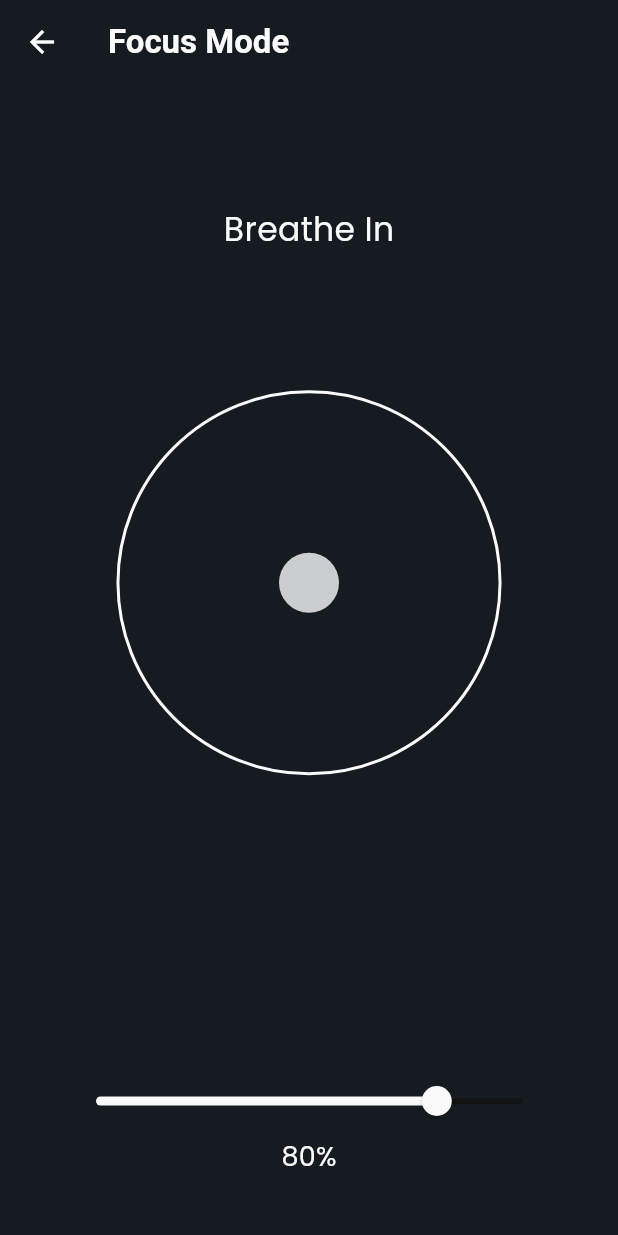
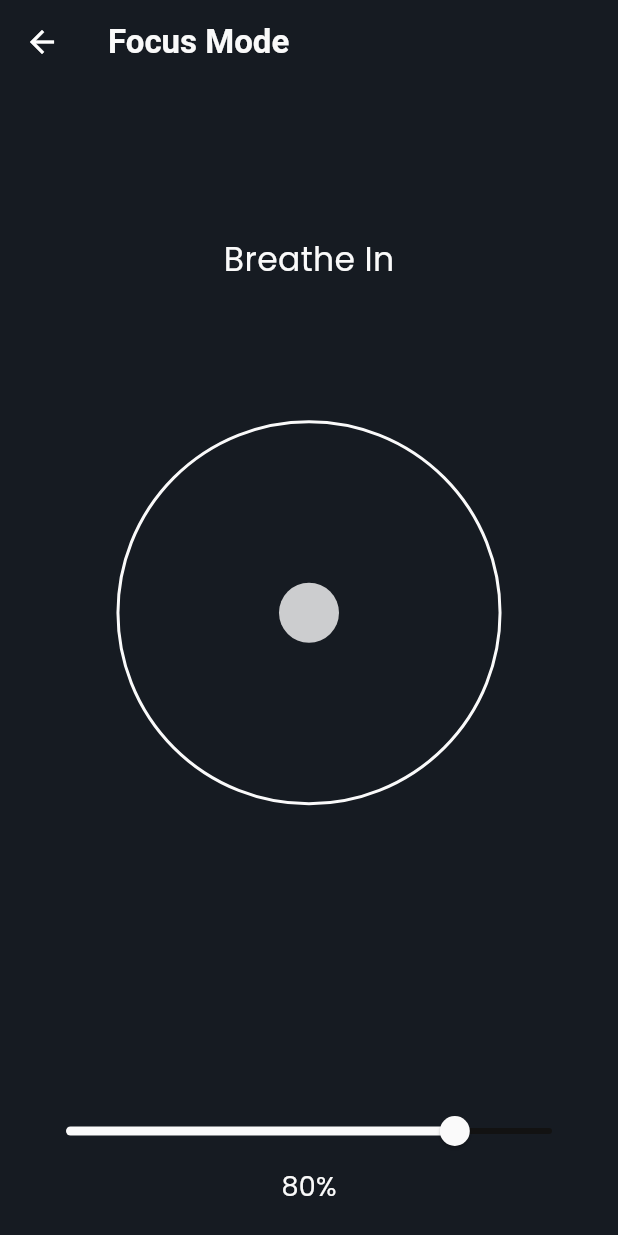
Before and after one commit to danfq/imokay, a Flutter app: the FocusMode screen opened directly, on a phone screen of 412 x 824 dp. Run offline on Flutter 3.47's test engine with Material 3 defaults, Android fonts, the phone set to English and light mode, and no system bars; our stand-ins replace adaptive_theme, audioplayers, file_picker, flutter_local_notifications, flutter_native_timezone, flutter_riverpod and 8 more; missing offline and left inert: confirm_dialog, flex_color_picker, slider_controller; accounts and stored records are empty.

Commit message:
Fixed iOS Compliance Issues

```diff
--- a/lib/pages/focus/focus.dart
+++ b/lib/pages/focus/focus.dart
@@ -55,7 +55,7 @@ class _FocusModeState extends State<FocusMode> {
         ),
       ),
       bottomNavigationBar: const Padding(
-        padding: EdgeInsets.all(40.0),
+        padding: EdgeInsets.all(20.0),
         child: FocusVolume(),
       ),
     );
--- a/lib/pages/team/team.dart
+++ b/lib/pages/team/team.dart
@@ -30,7 +30,7 @@ class Team extends StatelessWidget {
       TeamMember(
         icon: Fontisto.test_tube_alt,
         name: "MatiFFQ",
-        position: "QA Testing",
+        position: "Android QA Testing",
         url: "https://instagram.com/tide_ff",
       ),
 
@@ -38,7 +38,7 @@ class Team extends StatelessWidget {
       TeamMember(
         icon: Fontisto.test_tube_alt,
         name: "Inês Pratas",
-        position: "QA Testing",
+        position: "iOS QA Testing",
         url: "https://instagram.com/seni_satarp",
       ),
     ];
--- a/lib/util/widgets/sounds.dart
+++ b/lib/util/widgets/sounds.dart
@@ -48,10 +48,7 @@ class _MainUISoundsState extends State<MainUISounds>
                   GridView.count(
                     physics: const BouncingScrollPhysics(),
                     shrinkWrap: true,
-                    childAspectRatio: 1,
                     crossAxisCount: 2,
-                    crossAxisSpacing: 0.5,
-                    mainAxisSpacing: 0.5,
                     children: [
                       SoundItem(
                         playing: audioPlaying,
```
Also changed, not shown: lib/main.dart (+1 -6 lines), 2 other files.
